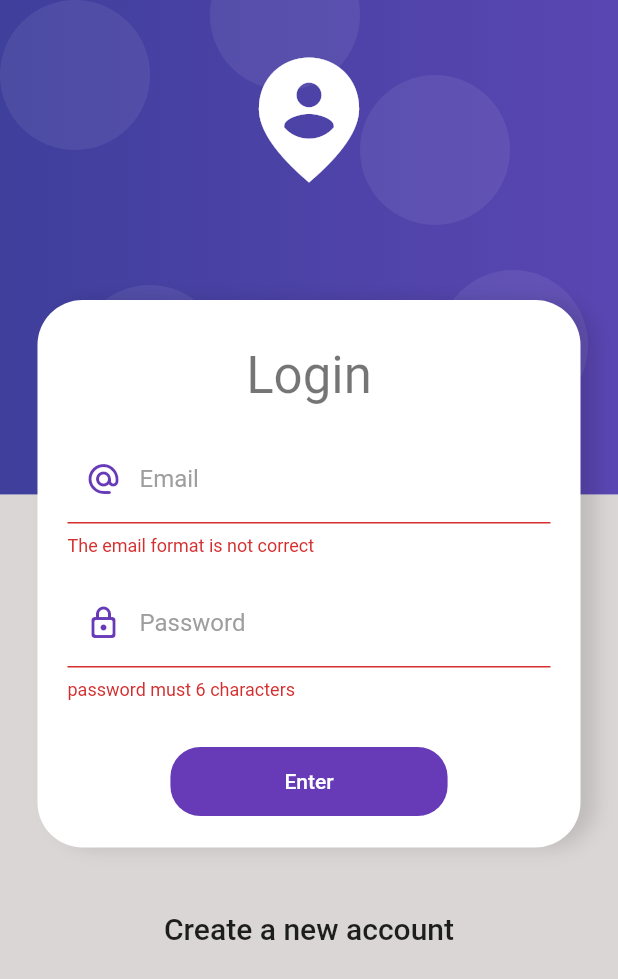
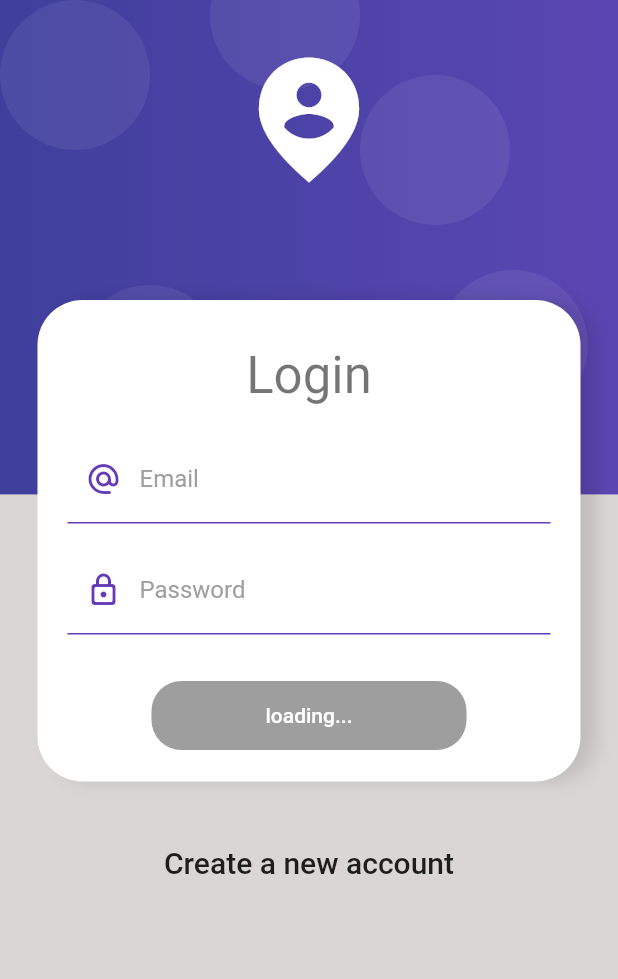
Before and after one commit to vidal1101/Validation_Forms_Flutter, a Flutter app: the screen it shows after launch, after a tap on "Enter", on a phone screen of 412 x 824 dp. Shown: the top 979 px of the screen. Run offline on Flutter 3.47's test engine with Material 2 defaults, Android fonts, the phone set to English and light mode, and no system bars; our stand-ins replace sentry, sentry_flutter; network calls fail.

Commit message:
autenticacion de login y validacionde campos email && password con firebase , mejorar un poco el diseño

```diff
--- a/lib/UI/login_page.dart
+++ b/lib/UI/login_page.dart
@@ -1,5 +1,6 @@
 import 'package:flutter/material.dart';
 import 'package:validation_form/providers/loginprovider.dart';
+import 'package:validation_form/services/services.dart';
 import 'package:validation_form/widgets/constant.dart';
 import 'package:validation_form/widgets/widgets.dart';
 import 'package:provider/provider.dart';
@@ -130,17 +131,28 @@ class _Loginforms extends StatelessWidget {
                */
               onPressed: loginform.isloading ? null : () async{
 
-                FocusScope.of(context).unfocus(); //para quitar el teclado al presionar el boton
-
-                if(!loginform.isValidateForm()) return ;
+                 FocusScope.of(context).unfocus(); //para quitar el teclado al presionar el boton
+                final authservice = Provider.of<AuthLoginFirebase>(context, listen: false);
 
                 loginform.isloading = true ;
 
-                await Future.delayed(Duration(seconds: 3));
+                final String? answer = await authservice.loginUserFirebase( loginform.email,loginform.password );
+                print('Respuesta    '+answer.toString());
 
-                loginform.isloading = false;
+                if(loginform.email.length > 5 && loginform.password.length >= 6){
+                  if(answer == null){ //navego a la pantalla, todo esta bien
+                    Navigator.pushReplacementNamed(context, 'home') ;
+                  }else{// error con la cuenta de google
+                    AlertDialogScreen.alertDialogScreenCustom(
+                        context , 'Error Autenticacion' , 'assets/gif/passwordloading.gif');
+                  }
+                }else{
+                  AlertDialogScreen.alertDialogScreenCustom(
+                        context , 'Campos vacios' , 'assets/gif/passwordloading.gif');
+                }
 
-                Navigator.pushReplacementNamed(context, 'home');
+                loginform.isloading = false;//desbloquear el boton
+
               }
             )
 
--- a/lib/services/auth_login.dart
+++ b/lib/services/auth_login.dart
@@ -42,6 +42,35 @@ class AuthLoginFirebase extends ChangeNotifier{
   }
 
 
+  Future<String?> loginUserFirebase( String email, String password )async{
+
+    final Map<String, dynamic> authDateUser = {
+      'email'     : email,
+      'password'  : password,
+    };
+
+    final urlrequest = Uri.https(_baseUrlFirebase, '/v1/accounts:signInWithPassword' ,{
+      'key': _apitokenProject,
+      }
+    );
+
+    final resp = await http.post(urlrequest , body:  json.encode(authDateUser) );
+
+    final Map<String , dynamic> decodeResponse = json.decode(resp.body);
+
+    print(decodeResponse.toString());
+
+    if( decodeResponse['idToken'] != null ){
+      //si esta la llave  y existe, es guardarla y tood bien
+      //print('todo bien');
+      return null;
+    }else{
+      //es porque el correo ya existe  o algun otro error
+      return decodeResponse['error']['message'];
+    }
+  }
+
+
 
 
 
```
